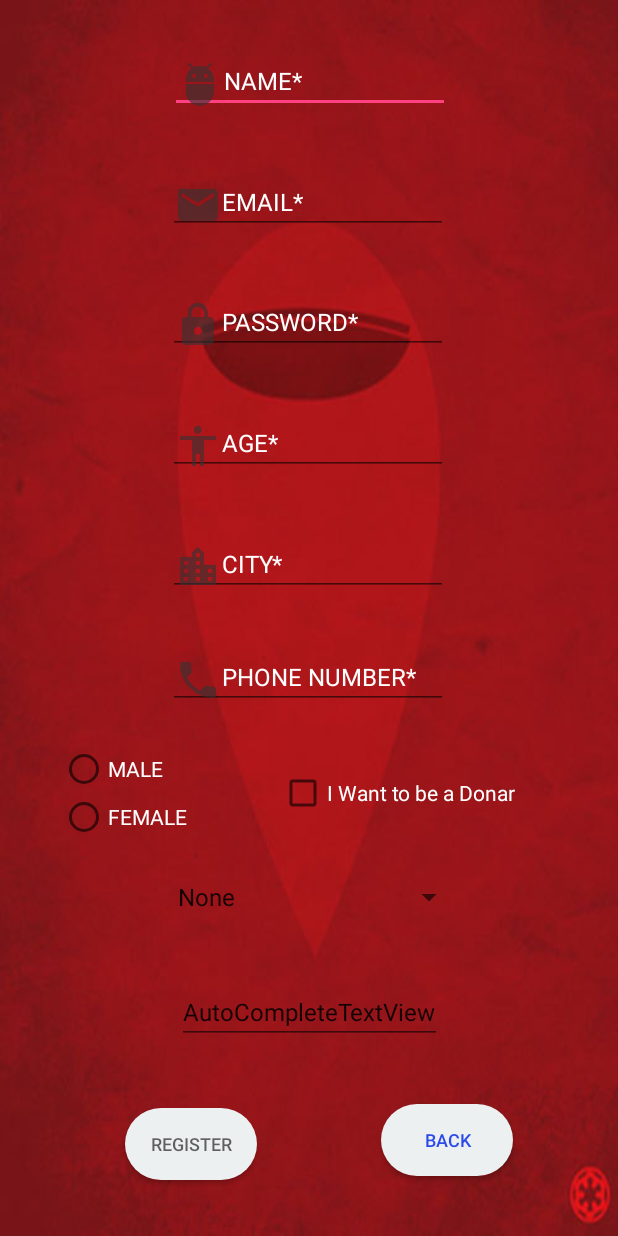
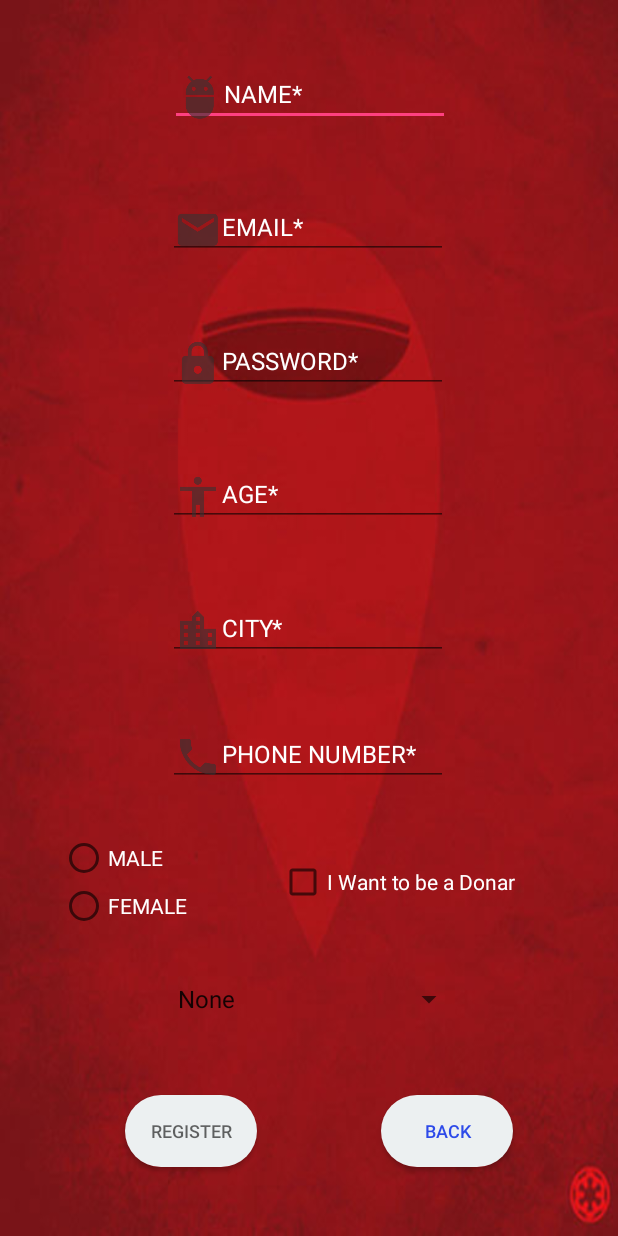
Before and after one commit to lokesh-venkata-sai/Bloodline, an Android app: the register screen opened directly, with no data from a screen before it, on a phone screen of 412 x 824 dp. Run offline under Robolectric (Android 15) with nearby library versions, the phone set to English and light mode, and no system bars; our stand-ins replace Firebase (no records; nobody signed in at launch, a user with empty details on screens opened directly).

Commit message:
deleted auto omplete text view

```diff
--- a/app/src/main/res/layout/activity_register.xml
+++ b/app/src/main/res/layout/activity_register.xml
@@ -162,7 +162,7 @@
         android:layout_marginBottom="5dp"
         android:layout_marginEnd="8dp"
         android:layout_marginStart="8dp"
-        android:layout_marginTop="5dp"
+        android:layout_marginTop="8dp"
         android:background="@drawable/rounded_button"
         android:hint="@string/registerpageregisterbutton"
         android:textColor="@color/colorPrimary"
@@ -170,7 +170,7 @@
         app:layout_constraintBottom_toBottomOf="parent"
         app:layout_constraintEnd_toStartOf="@+id/registerpageback"
         app:layout_constraintStart_toStartOf="parent"
-        app:layout_constraintTop_toBottomOf="@id/registerpageuserid" />
+        app:layout_constraintTop_toBottomOf="@+id/registerpage_bloodgroup" />
 
     <Button
         android:id="@+id/registerpageback"
@@ -179,7 +179,7 @@
         android:layout_marginBottom="5dp"
         android:layout_marginEnd="70dp"
         android:layout_marginRight="70dp"
-        android:layout_marginTop="5dp"
+        android:layout_marginTop="8dp"
         android:background="@drawable/rounded_button"
         android:text="@string/registerpageback"
         android:textColor="@color/colorPrimary"
@@ -188,21 +188,6 @@
         app:layout_constraintEnd_toEndOf="parent"
         app:layout_constraintLeft_toRightOf="@id/registerpageregister"
         app:layout_constraintRight_toLeftOf="@id/registerpageregister"
-        app:layout_constraintTop_toBottomOf="@id/registerpageuserid" />
-
-    <AutoCompleteTextView
-        android:id="@+id/registerpageuserid"
-        android:layout_width="wrap_content"
-        android:layout_height="40dp"
-        android:layout_marginBottom="5dp"
-        android:layout_marginEnd="8dp"
-        android:layout_marginStart="8dp"
-        android:layout_marginTop="5dp"
-        android:text="@string/autocompletetextview"
-        android:textSize="16sp"
-        app:layout_constraintBottom_toTopOf="@id/registerpageregister"
-        app:layout_constraintEnd_toEndOf="parent"
-        app:layout_constraintStart_toStartOf="parent"
         app:layout_constraintTop_toBottomOf="@+id/registerpage_bloodgroup" />
 
     <RadioGroup
@@ -243,14 +228,13 @@
         android:id="@+id/registerpage_bloodgroup"
         android:layout_width="207dp"
         android:layout_height="32dp"
-        android:layout_marginBottom="5dp"
         android:layout_marginEnd="8dp"
         android:layout_marginStart="8dp"
         android:layout_marginTop="5dp"
-        app:layout_constraintBottom_toTopOf="@id/registerpageuserid"
         app:layout_constraintEnd_toEndOf="parent"
         app:layout_constraintStart_toStartOf="parent"
-        app:layout_constraintTop_toBottomOf="@+id/registerpagecheckbox" />
+        app:layout_constraintTop_toBottomOf="@+id/registerpagecheckbox"
+        app:layout_constraintBottom_toTopOf="@id/registerpageregister"/>
 
 
 </android.support.constraint.ConstraintLayout>
```
